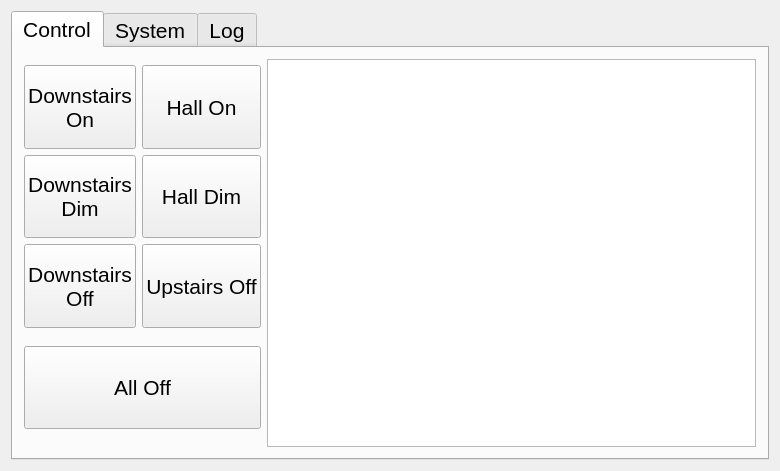
The window that widget.ui (paulkappler/HomeGUI) describes before a commit, drawn with Qt 5.
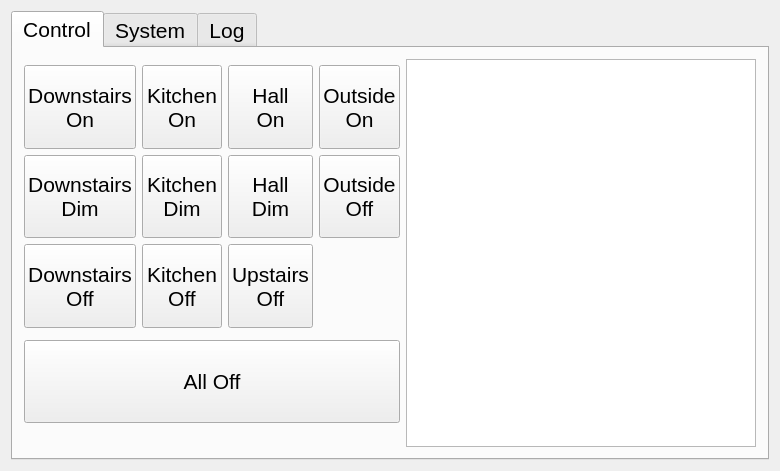
The same window after the commit.

```diff
--- a/widget.ui
+++ b/widget.ui
@@ -44,7 +44,21 @@
        <string>Control</string>
       </attribute>
       <layout class="QGridLayout" name="gridLayout_2">
-       <item row="0" column="2" rowspan="10">
+       <item row="2" column="2">
+        <widget class="QPushButton" name="kitDimButton">
+         <property name="sizePolicy">
+          <sizepolicy hsizetype="Minimum" vsizetype="Minimum">
+           <horstretch>0</horstretch>
+           <verstretch>0</verstretch>
+          </sizepolicy>
+         </property>
+         <property name="text">
+          <string>Kitchen
+Dim</string>
+         </property>
+        </widget>
+       </item>
+       <item row="0" column="6" rowspan="10">
         <widget class="QListWidget" name="listWidget">
          <property name="sizePolicy">
           <sizepolicy hsizetype="MinimumExpanding" vsizetype="Expanding">
@@ -57,10 +71,24 @@
          </property>
         </widget>
        </item>
-       <item row="3" column="0">
+       <item row="1" column="2">
+        <widget class="QPushButton" name="kitOnButton">
+         <property name="sizePolicy">
+          <sizepolicy hsizetype="Minimum" vsizetype="Minimum">
+           <horstretch>0</horstretch>
+           <verstretch>0</verstretch>
+          </sizepolicy>
+         </property>
+         <property name="text">
+          <string>Kitchen
+On</string>
+         </property>
+        </widget>
+       </item>
+       <item row="3" column="1">
         <widget class="QPushButton" name="downOffButton">
          <property name="sizePolicy">
-          <sizepolicy hsizetype="Preferred" vsizetype="Expanding">
+          <sizepolicy hsizetype="Minimum" vsizetype="Expanding">
            <horstretch>0</horstretch>
            <verstretch>0</verstretch>
           </sizepolicy>
@@ -71,10 +99,10 @@
          </property>
         </widget>
        </item>
-       <item row="2" column="0">
+       <item row="2" column="1">
         <widget class="QPushButton" name="downDimButton">
          <property name="sizePolicy">
-          <sizepolicy hsizetype="Preferred" vsizetype="Expanding">
+          <sizepolicy hsizetype="Minimum" vsizetype="Expanding">
            <horstretch>0</horstretch>
            <verstretch>0</verstretch>
           </sizepolicy>
@@ -85,63 +113,80 @@
          </property>
         </widget>
        </item>
-       <item row="1" column="0">
-        <widget class="QPushButton" name="downOnButton">
-         <property name="sizePolicy">
-          <sizepolicy hsizetype="Preferred" vsizetype="Expanding">
-           <horstretch>0</horstretch>
-           <verstretch>0</verstretch>
-          </sizepolicy>
-         </property>
-         <property name="text">
-          <string>Downstairs
-On</string>
-         </property>
-        </widget>
-       </item>
        <item row="1" column="1">
+        <widget class="QPushButton" name="downOnButton">
+         <property name="sizePolicy">
+          <sizepolicy hsizetype="Minimum" vsizetype="MinimumExpanding">
+           <horstretch>0</horstretch>
+           <verstretch>0</verstretch>
+          </sizepolicy>
+         </property>
+         <property name="text">
+          <string>Downstairs
+On</string>
+         </property>
+        </widget>
+       </item>
+       <item row="1" column="3">
         <widget class="QPushButton" name="hallOnButton">
          <property name="sizePolicy">
-          <sizepolicy hsizetype="Preferred" vsizetype="Expanding">
+          <sizepolicy hsizetype="Minimum" vsizetype="Minimum">
            <horstretch>0</horstretch>
            <verstretch>0</verstretch>
           </sizepolicy>
          </property>
          <property name="text">
-          <string>Hall On</string>
+          <string>Hall
+On</string>
          </property>
         </widget>
        </item>
-       <item row="2" column="1">
+       <item row="2" column="3">
         <widget class="QPushButton" name="hallDimButton">
          <property name="sizePolicy">
-          <sizepolicy hsizetype="Preferred" vsizetype="Expanding">
+          <sizepolicy hsizetype="Minimum" vsizetype="Minimum">
            <horstretch>0</horstretch>
            <verstretch>0</verstretch>
           </sizepolicy>
          </property>
          <property name="text">
-          <string>Hall Dim</string>
+          <string>Hall
+Dim</string>
          </property>
         </widget>
        </item>
-       <item row="3" column="1">
+       <item row="3" column="3">
         <widget class="QPushButton" name="upOffButton">
          <property name="sizePolicy">
-          <sizepolicy hsizetype="Preferred" vsizetype="Expanding">
+          <sizepolicy hsizetype="Minimum" vsizetype="Minimum">
            <horstretch>0</horstretch>
            <verstretch>0</verstretch>
           </sizepolicy>
          </property>
          <property name="text">
-          <string>Upstairs Off</string>
+          <string>Upstairs
+Off</string>
          </property>
         </widget>
        </item>
-       <item row="6" column="0" colspan="2">
+       <item row="3" column="2">
+        <widget class="QPushButton" name="kitOffButton">
+         <property name="sizePolicy">
+          <sizepolicy hsizetype="Minimum" vsizetype="Minimum">
+           <horstretch>0</horstretch>
+           <verstretch>0</verstretch>
+          </sizepolicy>
+         </property>
+         <property name="text">
+          <string>Kitchen
+Off</string>
+         </property>
+        </widget>
+       </item>
+       <item row="5" column="1" colspan="4">
         <widget class="QPushButton" name="allOffButton">
          <property name="sizePolicy">
-          <sizepolicy hsizetype="Preferred" vsizetype="Expanding">
+          <sizepolicy hsizetype="Minimum" vsizetype="MinimumExpanding">
            <horstretch>0</horstretch>
            <verstretch>0</verstretch>
           </sizepolicy>
@@ -154,6 +199,34 @@
          </property>
         </widget>
        </item>
+       <item row="2" column="4">
+        <widget class="QPushButton" name="outOffButton">
+         <property name="sizePolicy">
+          <sizepolicy hsizetype="Minimum" vsizetype="Minimum">
+           <horstretch>0</horstretch>
+           <verstretch>0</verstretch>
+          </sizepolicy>
+         </property>
+         <property name="text">
+          <string>Outside
+Off</string>
+         </property>
+        </widget>
+       </item>
+       <item row="1" column="4">
+        <widget class="QPushButton" name="outOnButton">
+         <property name="sizePolicy">
+          <sizepolicy hsizetype="Minimum" vsizetype="Minimum">
+           <horstretch>0</horstretch>
+           <verstretch>0</verstretch>
+          </sizepolicy>
+         </property>
+         <property name="text">
+          <string>Outside
+On</string>
+         </property>
+        </widget>
+       </item>
       </layout>
      </widget>
      <widget class="QWidget" name="tab_2">
```
